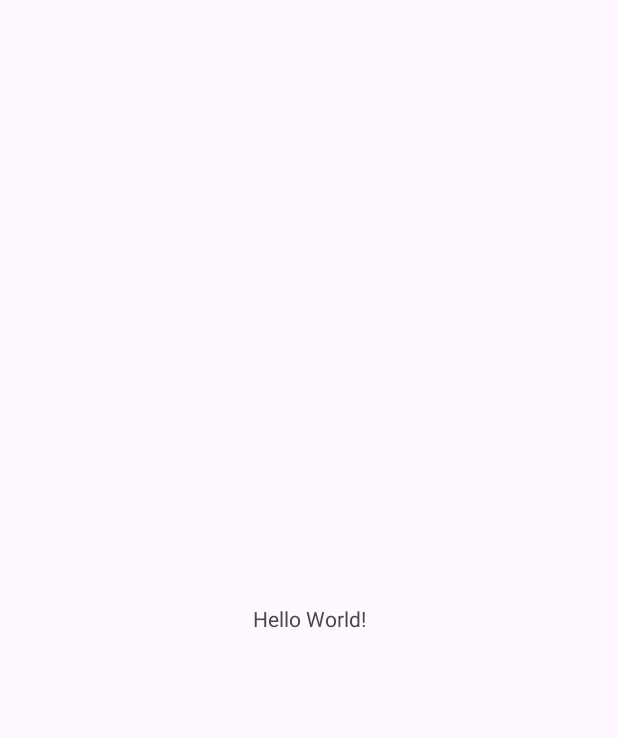
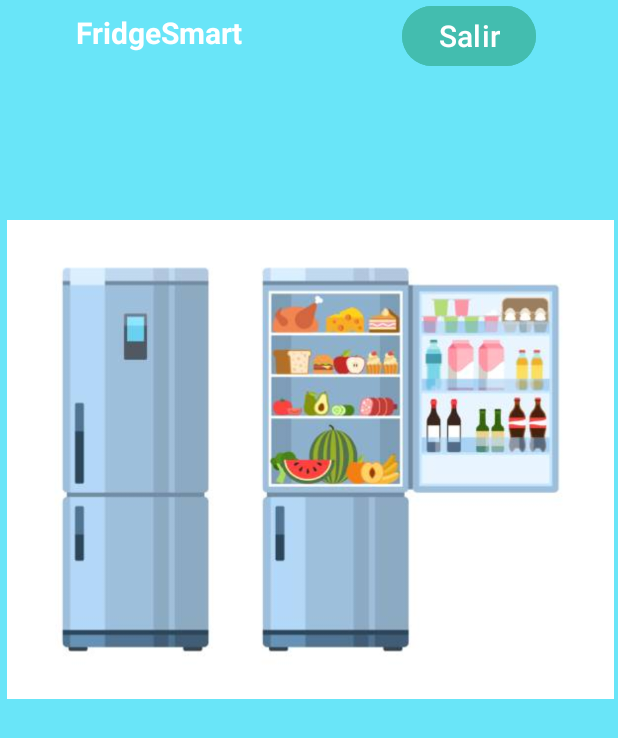
Before and after one commit to johanat/fridgesmart-app, an Android app: the screen it shows after launch (MainActivity), on a phone screen of 412 x 824 dp. Before the commit the part shown is almost empty. Shown: the top 738 px of the screen. Run offline under Robolectric (Android 15) with nearby library versions, the light colour scheme and no system bars.

Commit message:
Trabajando en la pantalla de inicio

```diff
--- a/app/src/main/java/fridgeSmart/fridgesmart/MainActivity.java
+++ b/app/src/main/java/fridgeSmart/fridgesmart/MainActivity.java
@@ -15,10 +15,6 @@ public class MainActivity extends AppCompatActivity {
         super.onCreate(savedInstanceState);
         EdgeToEdge.enable(this);
         setContentView(R.layout.activity_main);
-        ViewCompat.setOnApplyWindowInsetsListener(findViewById(R.id.main), (v, insets) -> {
-            Insets systemBars = insets.getInsets(WindowInsetsCompat.Type.systemBars());
-            v.setPadding(systemBars.left, systemBars.top, systemBars.right, systemBars.bottom);
-            return insets;
-        });
+
     }
 }
--- a/app/src/main/res/layout/activity_main.xml
+++ b/app/src/main/res/layout/activity_main.xml
@@ -5,15 +5,41 @@
     android:id="@+id/main"
     android:layout_width="match_parent"
     android:layout_height="match_parent"
+    android:background="#9907DBF4"
     tools:context=".MainActivity">
 
     <TextView
+        android:id="@+id/textView"
+        android:layout_width="212dp"
+        android:layout_height="43dp"
+        android:gravity="center"
+        android:text="FridgeSmart"
+        android:textColor="@color/white"
+        android:textSize="20dp"
+        android:textStyle="bold"
+        tools:layout_editor_absoluteX="5dp"
+        tools:layout_editor_absoluteY="53dp" />
+
+    <Button
+        android:id="@+id/button"
         android:layout_width="wrap_content"
         android:layout_height="wrap_content"
-        android:text="Hello World!"
+        android:backgroundTint="#43BDAF"
+        android:text="Salir"
+        android:textSize="20dp"
+        app:layout_constraintEnd_toEndOf="parent"
+        app:layout_constraintHorizontal_bias="0.509"
+        app:layout_constraintStart_toEndOf="@+id/textView"
+        tools:layout_editor_absoluteY="48dp" />
+
+    <ImageView
+        android:id="@+id/imageView"
+        android:layout_width="479dp"
+        android:layout_height="319dp"
         app:layout_constraintBottom_toBottomOf="parent"
         app:layout_constraintEnd_toEndOf="parent"
         app:layout_constraintStart_toStartOf="parent"
-        app:layout_constraintTop_toTopOf="parent" />
-
+        app:layout_constraintTop_toTopOf="parent"
+        app:layout_constraintVertical_bias="0.291"
+        app:srcCompat="@drawable/nevera" />
 </androidx.constraintlayout.widget.ConstraintLayout>
```
Also changed, not shown: app/src/main/res/drawable/nevera.jpg (added).
